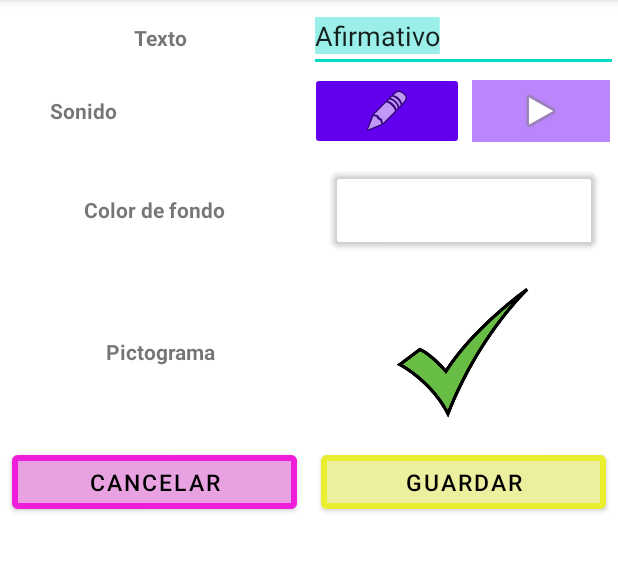
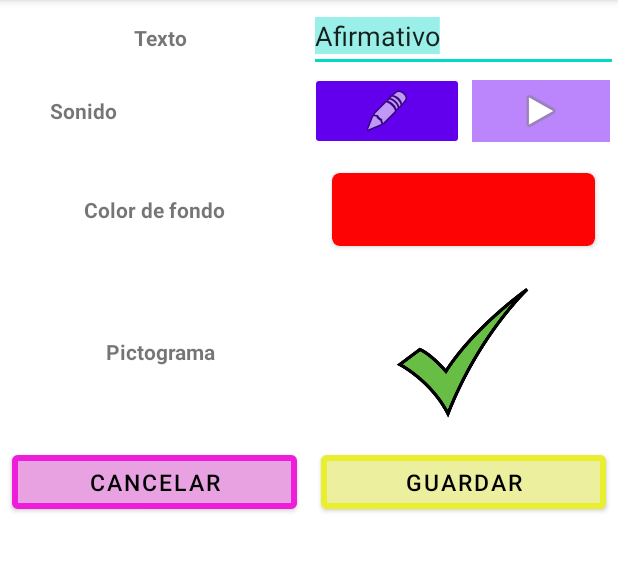
Before and after one commit to AdrianCoso/PFG_HT_SerrAlertas, an Android app: the screen it shows after launch (EditarAlertaActivity), after a tap on "Afirmativo", on a phone screen of 412 x 824 dp, the part 84-656 px from its top. Run offline under Robolectric (Android 15) with nearby library versions, the phone set to English and light mode, and no system bars; libraries missing offline, so code that uses them is left out: yuku.ambilwarna; 1 statement that could not run was skipped.

Commit message:
Utiliza recursos y arrays para colores y textos de alertas predeterminadas

```diff
--- a/app/src/main/java/dam/coso/pfg_ht_serralertas/data/DbAlertas.java
+++ b/app/src/main/java/dam/coso/pfg_ht_serralertas/data/DbAlertas.java
@@ -9,34 +9,34 @@ import androidx.annotation.Nullable;
 
 import java.util.ArrayList;
 
+import dam.coso.pfg_ht_serralertas.R;
 import dam.coso.pfg_ht_serralertas.entidades.Alerta;
 import dam.coso.pfg_ht_serralertas.entidades.Perfil;
 
 public class DbAlertas extends DbHelper{
 
     SQLiteDatabase db;
+    Context context;
     public DbAlertas(@Nullable Context context) {
         super(context);
         DbHelper dbHelper = DbHelper.getInstance(context);
         db = dbHelper.getWritableDatabase();
+        this.context = context;
     }
 
     /**
      * Inserta una alerta genérica según el número de botón al que queda asociada.
-     * @param i Determina el texto que se asocia a la alerta por defecto. 0 Afirmativo, 1 Negativo, 2 Agua, 3 Baño.
+     * @param texto El texto que llevará asociado la alerta creada.
+     * @param color El color de fondo que se mostrará con la alerta creada.
      * @return La id generada para la la alerta insertada. 0 si ha habido un error con la base de
      * datos, -1 si ha fallado la inserción.
      */
-    public long insertarAlerta(int i){
+    public long insertarAlerta(String texto, int color){
         long id = 0;
         try{
-
-            String[] textos = new String[] {"Afirmativo", "Negativo", "Agua", "Baño"};
-            String texto = textos[i];
-
             ContentValues values = new ContentValues();
             values.put(CAMPO_TEXTO,texto);
-            values.put(CAMPO_COLOR,0);
+            values.put(CAMPO_COLOR,color);
             values.put(CAMPO_IMAGEN,"");
             values.put(CAMPO_AUDIO,"");
             values.put(CAMPO_ACTIVA, 1);
@@ -62,9 +62,11 @@ public class DbAlertas extends DbHelper{
         try{
 
             // Insertamos cuatro alertas genéricas a tabla alertas y guardamos cada id;
+            String[] textos = context.getResources().getStringArray(R.array.textos_predefinidos);
+            int[] coloresFondo = context.getResources().getIntArray(R.array.colores_fondo);
             long[] ids = new long[4];
             for (int i = 0; i < ids.length; i++) {
-                ids[i] = insertarAlerta(i);
+                ids[i] = insertarAlerta(textos[i], coloresFondo[i]);
             }
 
             ContentValues values = new ContentValues();
--- a/app/src/main/res/values/arrays.xml
+++ b/app/src/main/res/values/arrays.xml
@@ -6,4 +6,16 @@
         <item>@drawable/beber</item>
         <item>@drawable/servicio</item>
     </array>
+    <array name="colores_fondo">
+        <item>@color/rojo</item>
+        <item>@color/verde</item>
+        <item>@color/azul</item>
+        <item>@color/amarillo</item>
+    </array>
+    <array name="textos_predefinidos">
+        <item>@string/afirmativo</item>
+        <item>@string/negativo</item>
+        <item>@string/agua</item>
+        <item>@string/banyo</item>
+    </array>
 </resources>
--- a/app/src/main/res/values/colors.xml
+++ b/app/src/main/res/values/colors.xml
@@ -7,4 +7,8 @@
     <color name="teal_700">#FF018786</color>
     <color name="black">#FF000000</color>
     <color name="white">#FFFFFFFF</color>
+    <color name="rojo">#FD0303</color>
+    <color name="verde">#00FF04</color>
+    <color name="azul">#003CF1</color>
+    <color name="amarillo">#E3FB02</color>
 </resources>
--- a/app/src/main/res/values/strings.xml
+++ b/app/src/main/res/values/strings.xml
@@ -23,4 +23,8 @@
     <string name="borrar_perfil">Borrar perfil</string>
     <string name="btn_cerrar_alerta">Cerrar</string>
     <string name="btn_ver_alertas">Ver alertas</string>
+    <string name="afirmativo">Afirmativo</string>
+    <string name="negativo">Negativo</string>
+    <string name="agua">Agua</string>
+    <string name="banyo">Baño</string>
 </resources>
```
